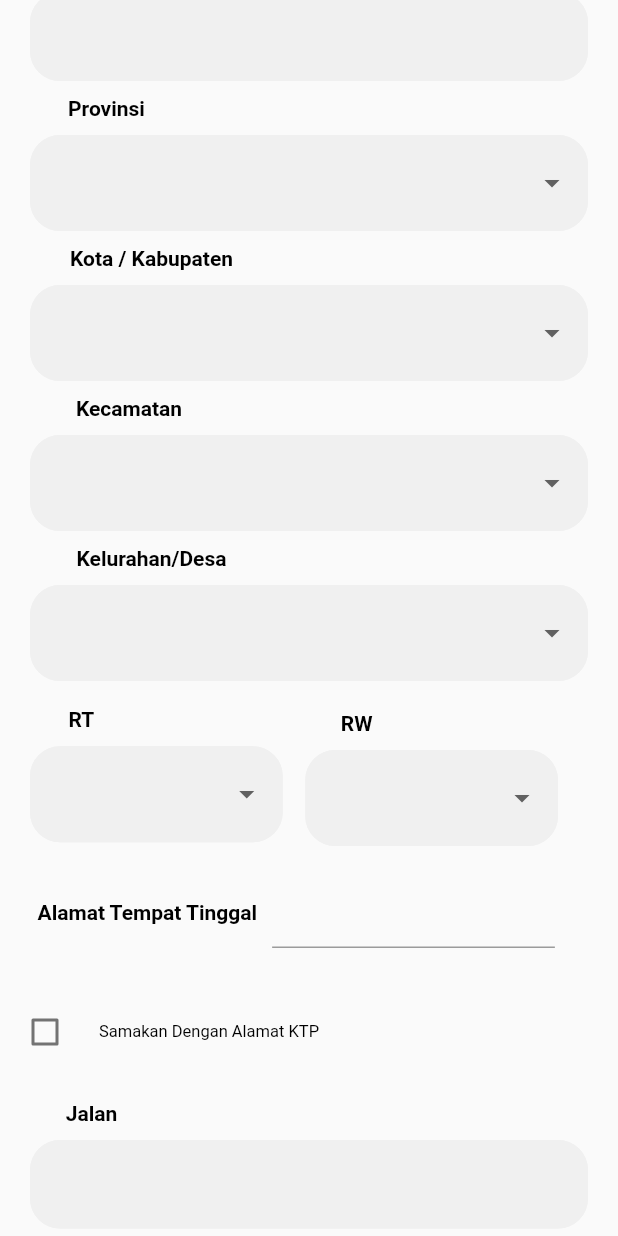
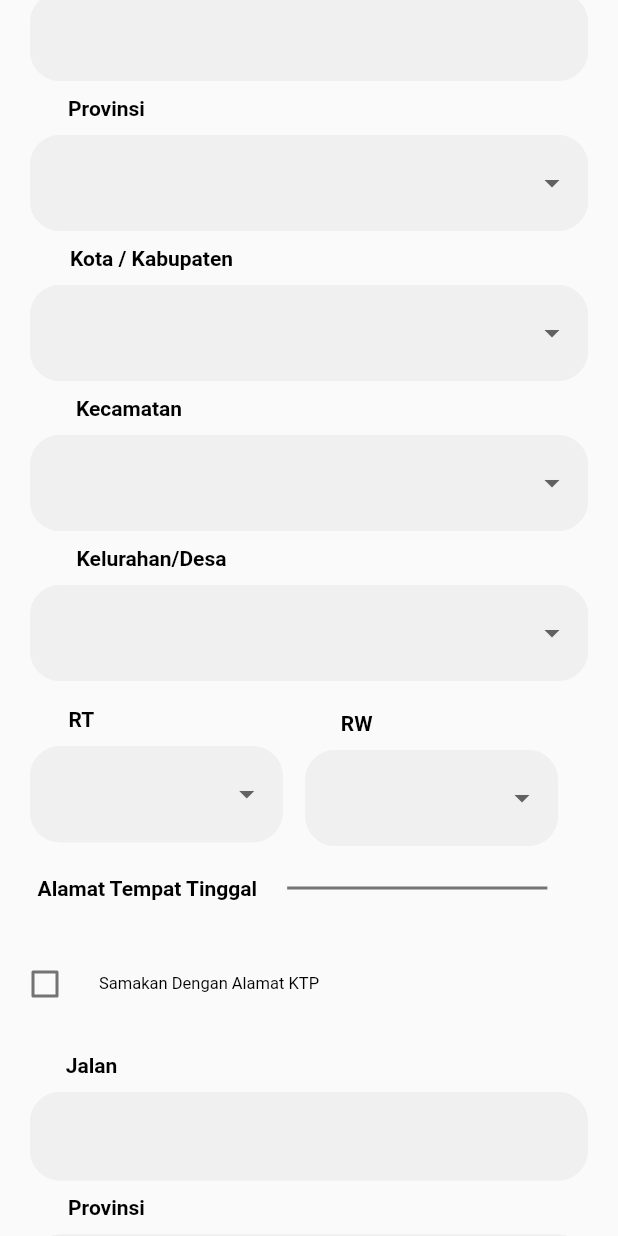
Before and after one commit to Amirudin23/mini-project, a Flutter app: the screen it shows after launch, scrolled down 576 dp, on a phone screen of 412 x 824 dp. Run offline on Flutter 3.47's test engine with Material 2 defaults, Android fonts, the phone set to English and light mode, and no system bars; drawn by our look-alikes of flutter_form_builder.

Commit message:
Still error

```diff
--- a/lib/features/dashboard/presentation/pages/input_form.dart
+++ b/lib/features/dashboard/presentation/pages/input_form.dart
@@ -29,6 +29,10 @@ class _InputFormState extends State<InputForm> {
   String erw = "";
 
   late String pvc = "";
+
+  var prv = [
+    "lorem"
+  ];
 
   var provMenu = ["Jawa Tengah", "Jawa Timur", "Jawa Barat"];
   var kabMenu = ["Purbalingga", "Banyumas", "Cilacap"];
@@ -418,7 +422,9 @@ class _InputFormState extends State<InputForm> {
               child: FormBuilderDropdown(
                 name: 'province',
                 onChanged: (provMenu) {
-                  provinsi = provMenu.toString();
+                  setState(() {
+                    provinsi = provMenu.toString();
+                  });
                 },
                 decoration: InputDecoration(
                   focusedBorder: OutlineInputBorder(
@@ -740,21 +746,15 @@ class _InputFormState extends State<InputForm> {
               style: TextPalette.titleTextFieldStyle,
             ),
           ),
-          SizedBox(
-            width: 10.0,
-            // height: 20.0,
-          ),
-          Flexible(
-            child: FormBuilderTextField(
-              name: 'alamat_rmh',
-              // onChanged: _onChanged,
-              // valueTransformer: (text) => num.tryParse(text),
-              validator: FormBuilderValidators.compose([
-                FormBuilderValidators.required(context),
-              ]),
-              keyboardType: TextInputType.text,
+          Expanded(
+              child: Center(
+            child: Divider(
+              color: ColorPalette.grayline,
+              thickness: 2,
+              indent: 20,
+              endIndent: 0,
             ),
-          ),
+          ))
         ],
       ),
     );
@@ -780,7 +780,18 @@ class _InputFormState extends State<InputForm> {
           onChanged: (checkalamat) {
             if (checkalamat == true) {
               jalan.text = street.text;
+
+              setState(() {
+                pvc = provinsi.toString();
+              });
+
+
               pvc = provinsi;
+
+              // prv.removeLast();
+              // prv.add(provinsi);
+
+              print(prv);
             }
           },
         ),
@@ -856,6 +867,7 @@ class _InputFormState extends State<InputForm> {
               // padding: const EdgeInsets.fromLTRB(left, top, right, bottom),
               child: FormBuilderDropdown(
                 name: 'prov',
+                initialValue: provinsi.toString(),
                 onChanged: (provMenu) {
                   pvc = provMenu.toString();
                 },
--- a/lib/theme/textstyle.dart
+++ b/lib/theme/textstyle.dart
@@ -34,7 +34,7 @@ class TextPalette {
 
   static TextStyle biodataTextStyle = TextStyle(
     color: ColorPalette.black,
-    fontWeight: FontWeight.w500,
+    fontWeight: FontWeight.w300,
     fontSize: 14,
   );
 
```
